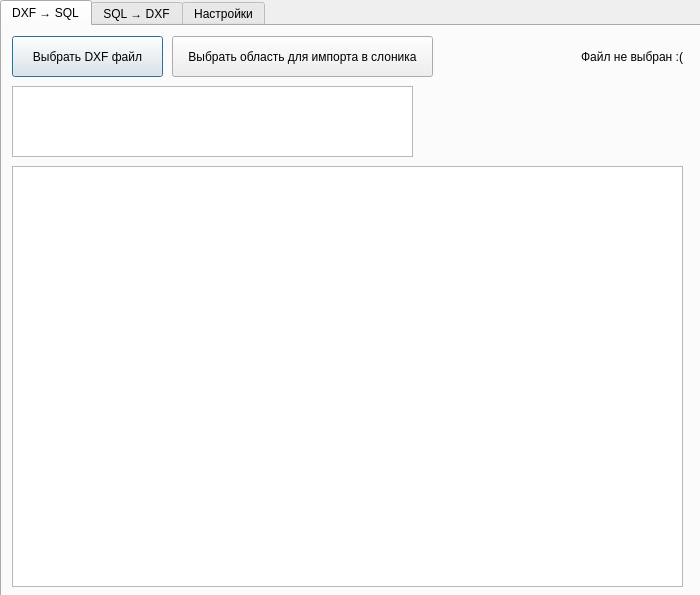
The window that dialog_base.ui (Comanda-A/DXF-PostGIS-Converter) describes before a commit, drawn with Qt 5.
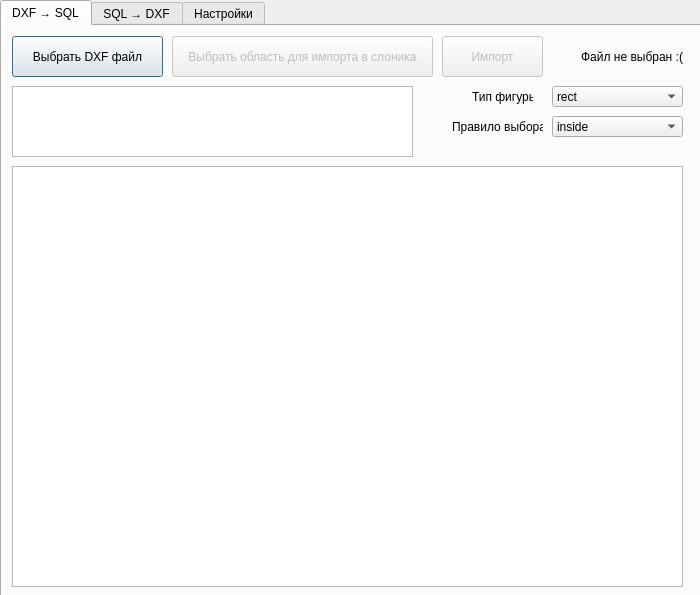
The same window after the commit. The open tabs and pages were chosen to show the change.

```diff
--- a/dialog_base.ui
+++ b/dialog_base.ui
@@ -48,9 +48,9 @@
     <widget class="QLabel" name="label">
      <property name="geometry">
       <rect>
-       <x>440</x>
+       <x>540</x>
        <y>10</y>
-       <width>241</width>
+       <width>141</width>
        <height>41</height>
       </rect>
      </property>
@@ -89,6 +89,9 @@
      </column>
     </widget>
     <widget class="QPushButton" name="selectionButton">
+     <property name="enabled">
+      <bool>false</bool>
+     </property>
      <property name="geometry">
       <rect>
        <x>170</x>
@@ -114,6 +117,101 @@
       </rect>
      </property>
     </widget>
+    <widget class="QComboBox" name="type_shape">
+     <property name="geometry">
+      <rect>
+       <x>550</x>
+       <y>60</y>
+       <width>131</width>
+       <height>21</height>
+      </rect>
+     </property>
+     <item>
+      <property name="text">
+       <string>rect</string>
+      </property>
+     </item>
+     <item>
+      <property name="text">
+       <string>circle</string>
+      </property>
+     </item>
+     <item>
+      <property name="text">
+       <string>polygon</string>
+      </property>
+     </item>
+    </widget>
+    <widget class="QComboBox" name="type_selection">
+     <property name="geometry">
+      <rect>
+       <x>550</x>
+       <y>90</y>
+       <width>131</width>
+       <height>21</height>
+      </rect>
+     </property>
+     <item>
+      <property name="text">
+       <string>inside</string>
+      </property>
+     </item>
+     <item>
+      <property name="text">
+       <string>outside</string>
+      </property>
+     </item>
+     <item>
+      <property name="text">
+       <string>overlap</string>
+      </property>
+     </item>
+    </widget>
+    <widget class="QLabel" name="label_2">
+     <property name="geometry">
+      <rect>
+       <x>470</x>
+       <y>60</y>
+       <width>61</width>
+       <height>21</height>
+      </rect>
+     </property>
+     <property name="text">
+      <string>Тип фигуры</string>
+     </property>
+    </widget>
+    <widget class="QLabel" name="label_3">
+     <property name="geometry">
+      <rect>
+       <x>450</x>
+       <y>90</y>
+       <width>91</width>
+       <height>21</height>
+      </rect>
+     </property>
+     <property name="text">
+      <string>Правило выбора</string>
+     </property>
+    </widget>
+    <widget class="QPushButton" name="importButton">
+     <property name="enabled">
+      <bool>false</bool>
+     </property>
+     <property name="geometry">
+      <rect>
+       <x>440</x>
+       <y>10</y>
+       <width>101</width>
+       <height>41</height>
+      </rect>
+     </property>
+     <property name="text">
+      <string>Импорт</string>
+     </property>
+     <property name="checkable">
+      <bool>false</bool>
+     </property>
+    </widget>
    </widget>
    <widget class="QWidget" name="tab_2">
     <attribute name="title">
```
Left out of the diff: 13 changed lines with no effect on the pictures.
